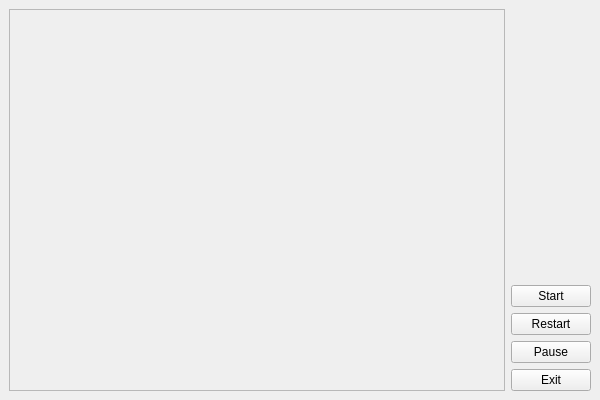
The window that GUI/spaceglider.ui (MATF-RS19/RS016-embedded-gesture-board) describes before a commit, drawn with Qt 5.
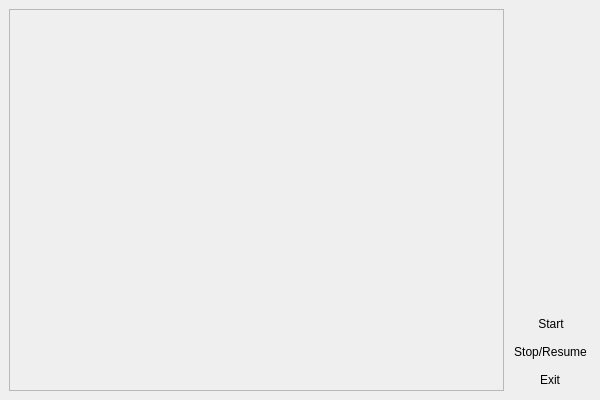
The same window after the commit. Icons and pictures are not drawn.

```diff
--- a/GUI/spaceglider.ui
+++ b/GUI/spaceglider.ui
@@ -21,7 +21,7 @@
   </property>
   <widget class="QWidget" name="centralwidget">
    <layout class="QGridLayout" name="gridLayout">
-    <item row="3" column="2">
+    <item row="2" column="2">
      <widget class="QPushButton" name="pushButton_exit">
       <property name="sizePolicy">
        <sizepolicy hsizetype="Maximum" vsizetype="Maximum">
@@ -32,6 +32,9 @@
       <property name="text">
        <string>Exit</string>
       </property>
+      <property name="flat">
+       <bool>true</bool>
+      </property>
      </widget>
     </item>
     <item row="0" column="2" alignment="Qt::AlignRight|Qt::AlignBottom">
@@ -48,23 +51,13 @@
       <property name="autoDefault">
        <bool>true</bool>
       </property>
-     </widget>
-    </item>
-    <item row="2" column="2">
-     <widget class="QPushButton" name="pushButton_pause">
-      <property name="sizePolicy">
-       <sizepolicy hsizetype="Maximum" vsizetype="Maximum">
-        <horstretch>0</horstretch>
-        <verstretch>0</verstretch>
-       </sizepolicy>
-      </property>
-      <property name="text">
-       <string>Pause</string>
+      <property name="flat">
+       <bool>true</bool>
       </property>
      </widget>
     </item>
     <item row="1" column="2">
-     <widget class="QPushButton" name="pushButton_restart">
+     <widget class="QPushButton" name="pushButton_pause">
       <property name="sizePolicy">
        <sizepolicy hsizetype="Maximum" vsizetype="Maximum">
         <horstretch>0</horstretch>
@@ -72,11 +65,14 @@
        </sizepolicy>
       </property>
       <property name="text">
-       <string>Restart</string>
+       <string>Stop/Resume</string>
+      </property>
+      <property name="flat">
+       <bool>true</bool>
       </property>
      </widget>
     </item>
-    <item row="0" column="0" rowspan="4">
+    <item row="0" column="0" rowspan="3">
      <widget class="QFrame" name="frejm">
       <property name="sizePolicy">
        <sizepolicy hsizetype="Minimum" vsizetype="Minimum">
```
